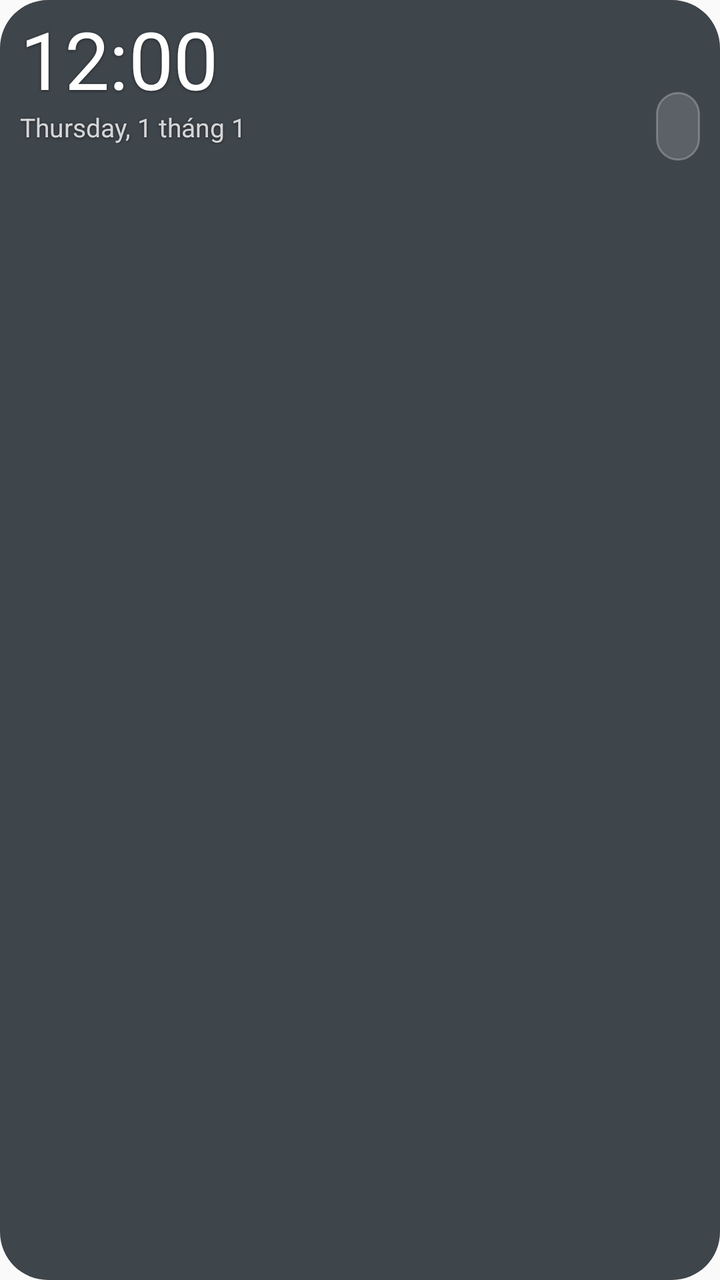
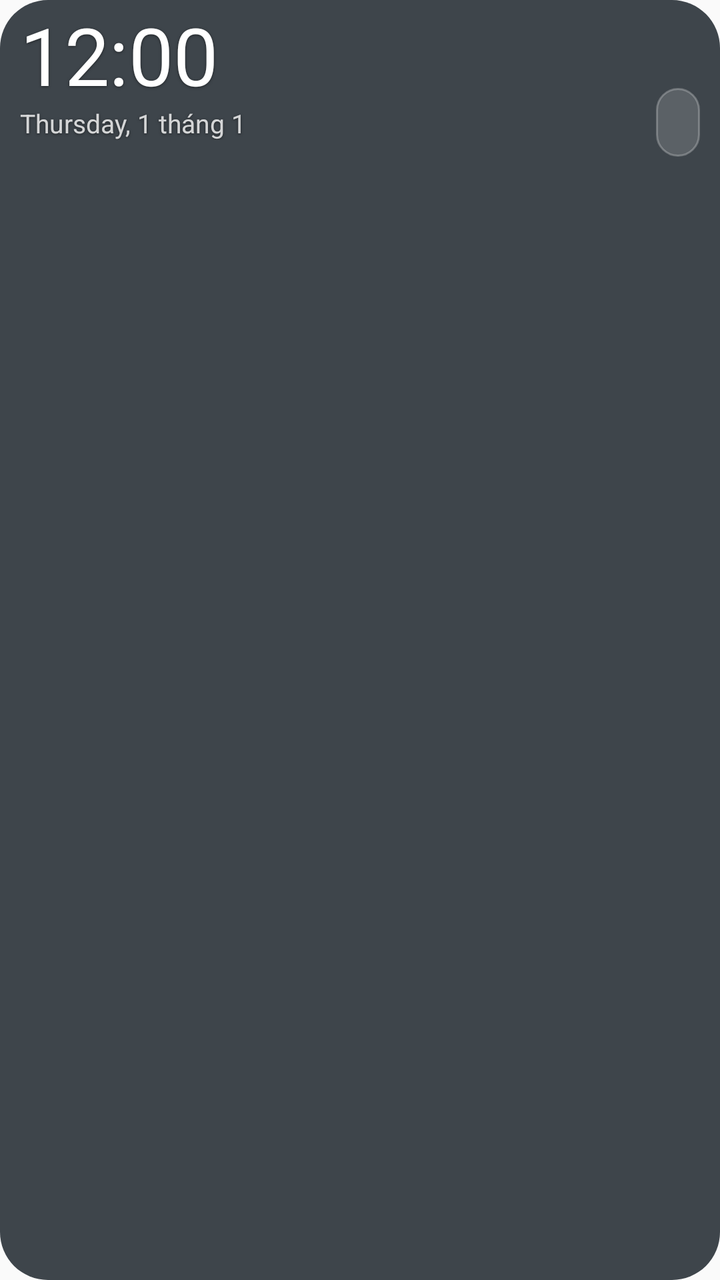

Screens rendered from an Android XML layout before and after an edit, with the pre-edit source and the edit as a unified diff.
<!-- AndroidManifest.xml: application theme Theme.WidgetPremium -->
<!-- res/layout/widget_week.xml -->
<?xml version="1.0" encoding="utf-8"?>
<FrameLayout xmlns:android="http://schemas.android.com/apk/res/android"
    android:id="@+id/week_root"
    android:layout_width="match_parent"
    android:layout_height="match_parent">

    <ImageView
        android:id="@+id/week_bg"
        android:layout_width="match_parent"
        android:layout_height="match_parent"
        android:importantForAccessibility="no"
        android:scaleType="fitXY"
        android:src="@drawable/widget_bg" />

    <LinearLayout
        android:layout_width="match_parent"
        android:layout_height="match_parent"
        android:orientation="vertical"
        android:paddingBottom="8dp"
        android:paddingLeft="10dp"
        android:paddingRight="10dp"
        android:paddingTop="8dp">

        <LinearLayout
            android:layout_width="match_parent"
            android:layout_height="wrap_content"
            android:gravity="top"
            android:orientation="horizontal">

            <LinearLayout
                android:layout_width="0dp"
                android:layout_height="wrap_content"
                android:layout_weight="1"
                android:orientation="vertical">
                <LinearLayout
                    android:layout_width="wrap_content"
                    android:layout_height="wrap_content"
                    android:gravity="top"
                    android:orientation="horizontal">
                    <TextClock
                        android:id="@+id/week_time"
                        android:layout_width="wrap_content"
                        android:layout_height="wrap_content"
                        android:format12Hour="h:mm"
                        android:format24Hour="HH:mm"
                        android:includeFontPadding="false"
                android:shadowColor="#80000000"
                android:shadowDx="0"
                android:shadowDy="1"
                android:shadowRadius="3"
                        android:textColor="#FFFFFFFF"
                        android:textSize="40sp" />
                    <TextClock
                        android:id="@+id/week_sec"
                        android:layout_width="wrap_content"
                        android:layout_height="wrap_content"
                        android:layout_marginLeft="3dp"
                        android:format12Hour="ss"
                        android:format24Hour="ss"
                        android:includeFontPadding="false"
                android:shadowColor="#80000000"
                android:shadowDx="0"
                android:shadowDy="1"
                android:shadowRadius="3"
                        android:textColor="#CCFFFFFF"
                        android:textSize="16sp"
                        android:visibility="gone" />
                </LinearLayout>
                <TextClock
                    android:id="@+id/week_date"
                    android:layout_width="wrap_content"
                    android:layout_height="wrap_content"
                    android:layout_marginTop="2dp"
                    android:format12Hour="@string/week_date_format"
                    android:format24Hour="@string/week_date_format"
                    android:includeFontPadding="false"
                    android:maxLines="1"
                android:shadowColor="#80000000"
                android:shadowDx="0"
                android:shadowDy="1"
                android:shadowRadius="3"
                    android:textColor="#CCFFFFFF"
                    android:textSize="13sp" />
                <TextView
                    android:id="@+id/week_lunar"
                    android:layout_width="wrap_content"
                    android:layout_height="wrap_content"
                    android:includeFontPadding="false"
                    android:maxLines="1"
                android:shadowColor="#80000000"
                android:shadowDx="0"
                android:shadowDy="1"
                android:shadowRadius="3"
                    android:textColor="#B3FFFFFF"
                    android:textSize="12sp" />
            </LinearLayout>

            <LinearLayout
                android:id="@+id/week_weather_box"
                android:layout_width="wrap_content"
                android:layout_height="wrap_content"
                android:gravity="end"
                android:orientation="vertical">
                <LinearLayout
                    android:layout_width="wrap_content"
                    android:layout_height="wrap_content"
                    android:gravity="bottom"
                    android:orientation="horizontal">
                    <TextView
                    android:id="@+id/week_city"
                    android:layout_width="wrap_content"
                    android:layout_height="wrap_content"
                    android:includeFontPadding="false"
                    android:maxLines="1"
                android:shadowColor="#80000000"
                android:shadowDx="0"
                android:shadowDy="1"
                android:shadowRadius="3"
                    android:textColor="#CCFFFFFF"
                    android:textSize="12sp" android:ellipsize="end" android:maxWidth="110dp" android:layout_marginRight="6dp" />
                    <TextView
                    android:id="@+id/week_temp"
                    android:layout_width="wrap_content"
                    android:layout_height="wrap_content"
                    android:includeFontPadding="false"
                    android:maxLines="1"
                android:shadowColor="#80000000"
                android:shadowDx="0"
                android:shadowDy="1"
                android:shadowRadius="3"
                    android:textColor="#FFFFFFFF"
                    android:textSize="30sp" />
                </LinearLayout>
                <LinearLayout
                    android:id="@+id/week_card"
                    android:layout_width="wrap_content"
                    android:layout_height="wrap_content"
                    android:layout_marginTop="3dp"
                    android:background="@drawable/week_card_bg"
                    android:gravity="center_vertical"
                    android:orientation="horizontal"
                    android:paddingBottom="3dp"
                    android:paddingLeft="8dp"
                    android:paddingRight="8dp"
                    android:paddingTop="3dp">
                    <TextView
                        android:id="@+id/week_icon"
                        android:layout_width="wrap_content"
                        android:layout_height="wrap_content"
                        android:includeFontPadding="false"
                        android:textSize="24sp" />
                    <LinearLayout
                        android:layout_width="wrap_content"
                        android:layout_height="wrap_content"
                        android:layout_marginLeft="6dp"
                        android:orientation="vertical">
                        <TextView
                    android:id="@+id/week_cond"
                    android:layout_width="wrap_content"
                    android:layout_height="wrap_content"
                    android:includeFontPadding="false"
                    android:maxLines="1"
                android:shadowColor="#80000000"
                android:shadowDx="0"
                android:shadowDy="1"
                android:shadowRadius="3"
                    android:textColor="#FFFFFFFF"
                    android:textSize="13sp" />
                        <TextView
                    android:id="@+id/week_range"
                    android:layout_width="wrap_content"
                    android:layout_height="wrap_content"
                    android:includeFontPadding="false"
                    android:maxLines="1"
                android:shadowColor="#80000000"
                android:shadowDx="0"
                android:shadowDy="1"
                android:shadowRadius="3"
                    android:textColor="#CCFFFFFF"
                    android:textSize="11sp" />
                    </LinearLayout>
                </LinearLayout>
            </LinearLayout>
        </LinearLayout>

        <FrameLayout
            android:layout_width="match_parent"
            android:layout_height="0dp"
            android:layout_weight="1" />

        <LinearLayout
            android:layout_width="match_parent"
            android:layout_height="44dp"
            android:orientation="horizontal">
        <LinearLayout
            android:id="@+id/wk_cell0"
            android:layout_width="0dp"
            android:layout_height="match_parent"
            android:layout_weight="1"
            android:gravity="center"
            android:orientation="vertical">
            <TextView android:id="@+id/wk_name0" android:layout_width="wrap_content" android:layout_height="wrap_content"
                android:includeFontPadding="false" android:shadowColor="#80000000" android:shadowDx="0" android:shadowDy="1" android:shadowRadius="3"
                android:textColor="#CCFFFFFF" android:textSize="11sp" />
            <TextView android:id="@+id/wk_day0" android:layout_width="wrap_content" android:layout_height="wrap_content"
                android:includeFontPadding="false" android:shadowColor="#80000000" android:shadowDx="0" android:shadowDy="1" android:shadowRadius="3"
                android:textColor="#FFFFFFFF" android:textSize="16sp" android:textStyle="bold" />
            <TextView android:id="@+id/wk_lunar0" android:layout_width="wrap_content" android:layout_height="wrap_content"
                android:includeFontPadding="false" android:maxLines="1" android:shadowColor="#80000000" android:shadowDx="0" android:shadowDy="1" android:shadowRadius="3"
                android:textColor="#B3FFFFFF" android:textSize="10sp" />
        </LinearLayout>
        <LinearLayout
            android:id="@+id/wk_cell1"
            android:layout_width="0dp"
            android:layout_height="match_parent"
            android:layout_weight="1"
            android:gravity="center"
            android:orientation="vertical">
            <TextView android:id="@+id/wk_name1" android:layout_width="wrap_content" android:layout_height="wrap_content"
                android:includeFontPadding="false" android:shadowColor="#80000000" android:shadowDx="0" android:shadowDy="1" android:shadowRadius="3"
                android:textColor="#CCFFFFFF" android:textSize="11sp" />
            <TextView android:id="@+id/wk_day1" android:layout_width="wrap_content" android:layout_height="wrap_content"
                android:includeFontPadding="false" android:shadowColor="#80000000" android:shadowDx="0" android:shadowDy="1" android:shadowRadius="3"
                android:textColor="#FFFFFFFF" android:textSize="16sp" android:textStyle="bold" />
            <TextView android:id="@+id/wk_lunar1" android:layout_width="wrap_content" android:layout_height="wrap_content"
                android:includeFontPadding="false" android:maxLines="1" android:shadowColor="#80000000" android:shadowDx="0" android:shadowDy="1" android:shadowRadius="3"
                android:textColor="#B3FFFFFF" android:textSize="10sp" />
        </LinearLayout>
        <LinearLayout
            android:id="@+id/wk_cell2"
            android:layout_width="0dp"
            android:layout_height="match_parent"
            android:layout_weight="1"
            android:gravity="center"
            android:orientation="vertical">
            <TextView android:id="@+id/wk_name2" android:layout_width="wrap_content" android:layout_height="wrap_content"
                android:includeFontPadding="false" android:shadowColor="#80000000" android:shadowDx="0" android:shadowDy="1" android:shadowRadius="3"
                android:textColor="#CCFFFFFF" android:textSize="11sp" />
            <TextView android:id="@+id/wk_day2" android:layout_width="wrap_content" android:layout_height="wrap_content"
                android:includeFontPadding="false" android:shadowColor="#80000000" android:shadowDx="0" android:shadowDy="1" android:shadowRadius="3"
                android:textColor="#FFFFFFFF" android:textSize="16sp" android:textStyle="bold" />
            <TextView android:id="@+id/wk_lunar2" android:layout_width="wrap_content" android:layout_height="wrap_content"
                android:includeFontPadding="false" android:maxLines="1" android:shadowColor="#80000000" android:shadowDx="0" android:shadowDy="1" android:shadowRadius="3"
                android:textColor="#B3FFFFFF" android:textSize="10sp" />
        </LinearLayout>
        <LinearLayout
            android:id="@+id/wk_cell3"
            android:layout_width="0dp"
            android:layout_height="match_parent"
            android:layout_weight="1"
            android:gravity="center"
            android:orientation="vertical">
            <TextView android:id="@+id/wk_name3" android:layout_width="wrap_content" android:layout_height="wrap_content"
                android:includeFontPadding="false" android:shadowColor="#80000000" android:shadowDx="0" android:shadowDy="1" android:shadowRadius="3"
                android:textColor="#CCFFFFFF" android:textSize="11sp" />
            <TextView android:id="@+id/wk_day3" android:layout_width="wrap_content" android:layout_height="wrap_content"
                android:includeFontPadding="false" android:shadowColor="#80000000" android:shadowDx="0" android:shadowDy="1" android:shadowRadius="3"
                android:textColor="#FFFFFFFF" android:textSize="16sp" android:textStyle="bold" />
            <TextView android:id="@+id/wk_lunar3" android:layout_width="wrap_content" android:layout_height="wrap_content"
                android:includeFontPadding="false" android:maxLines="1" android:shadowColor="#80000000" android:shadowDx="0" android:shadowDy="1" android:shadowRadius="3"
                android:textColor="#B3FFFFFF" android:textSize="10sp" />
        </LinearLayout>
        <LinearLayout
            android:id="@+id/wk_cell4"
            android:layout_width="0dp"
            android:layout_height="match_parent"
            android:layout_weight="1"
            android:gravity="center"
            android:orientation="vertical">
            <TextView android:id="@+id/wk_name4" android:layout_width="wrap_content" android:layout_height="wrap_content"
                android:includeFontPadding="false" android:shadowColor="#80000000" android:shadowDx="0" android:shadowDy="1" android:shadowRadius="3"
                android:textColor="#CCFFFFFF" android:textSize="11sp" />
            <TextView android:id="@+id/wk_day4" android:layout_width="wrap_content" android:layout_height="wrap_content"
                android:includeFontPadding="false" android:shadowColor="#80000000" android:shadowDx="0" android:shadowDy="1" android:shadowRadius="3"
                android:textColor="#FFFFFFFF" android:textSize="16sp" android:textStyle="bold" />
            <TextView android:id="@+id/wk_lunar4" android:layout_width="wrap_content" android:layout_height="wrap_content"
                android:includeFontPadding="false" android:maxLines="1" android:shadowColor="#80000000" android:shadowDx="0" android:shadowDy="1" android:shadowRadius="3"
                android:textColor="#B3FFFFFF" android:textSize="10sp" />
        </LinearLayout>
        <LinearLayout
            android:id="@+id/wk_cell5"
            android:layout_width="0dp"
            android:layout_height="match_parent"
            android:layout_weight="1"
            android:gravity="center"
            android:orientation="vertical">
            <TextView android:id="@+id/wk_name5" android:layout_width="wrap_content" android:layout_height="wrap_content"
                android:includeFontPadding="false" android:shadowColor="#80000000" android:shadowDx="0" android:shadowDy="1" android:shadowRadius="3"
                android:textColor="#CCFFFFFF" android:textSize="11sp" />
            <TextView android:id="@+id/wk_day5" android:layout_width="wrap_content" android:layout_height="wrap_content"
                android:includeFontPadding="false" android:shadowColor="#80000000" android:shadowDx="0" android:shadowDy="1" android:shadowRadius="3"
                android:textColor="#FFFFFFFF" android:textSize="16sp" android:textStyle="bold" />
            <TextView android:id="@+id/wk_lunar5" android:layout_width="wrap_content" android:layout_height="wrap_content"
                android:includeFontPadding="false" android:maxLines="1" android:shadowColor="#80000000" android:shadowDx="0" android:shadowDy="1" android:shadowRadius="3"
                android:textColor="#B3FFFFFF" android:textSize="10sp" />
        </LinearLayout>
        <LinearLayout
            android:id="@+id/wk_cell6"
            android:layout_width="0dp"
            android:layout_height="match_parent"
            android:layout_weight="1"
            android:gravity="center"
            android:orientation="vertical">
            <TextView android:id="@+id/wk_name6" android:layout_width="wrap_content" android:layout_height="wrap_content"
                android:includeFontPadding="false" android:shadowColor="#80000000" android:shadowDx="0" android:shadowDy="1" android:shadowRadius="3"
                android:textColor="#CCFFFFFF" android:textSize="11sp" />
            <TextView android:id="@+id/wk_day6" android:layout_width="wrap_content" android:layout_height="wrap_content"
                android:includeFontPadding="false" android:shadowColor="#80000000" android:shadowDx="0" android:shadowDy="1" android:shadowRadius="3"
                android:textColor="#FFFFFFFF" android:textSize="16sp" android:textStyle="bold" />
            <TextView android:id="@+id/wk_lunar6" android:layout_width="wrap_content" android:layout_height="wrap_content"
                android:includeFontPadding="false" android:maxLines="1" android:shadowColor="#80000000" android:shadowDx="0" android:shadowDy="1" android:shadowRadius="3"
                android:textColor="#B3FFFFFF" android:textSize="10sp" />
        </LinearLayout>
        </LinearLayout>
    </LinearLayout>
</FrameLayout>
<!-- resources referenced by this layout -->
<resources>
  <!-- drawable week_card_bg (drawable) -->
  <?xml version="1.0" encoding="utf-8"?>
  <shape xmlns:android="http://schemas.android.com/apk/res/android" android:shape="rectangle">
      <solid android:color="#26FFFFFF" />
      <stroke android:width="1dp" android:color="#40FFFFFF" />
      <corners android:radius="12dp" />
  </shape>
  <!-- drawable widget_bg (drawable) -->
  <?xml version="1.0" encoding="utf-8"?>
  <shape xmlns:android="http://schemas.android.com/apk/res/android" android:shape="rectangle">
      <solid android:color="#CC101820" />
      <corners android:radius="24dp" />
  </shape>
  <string name="week_date_format">EEEE, d \'tháng\' M</string>
  <style name="Theme.WidgetPremium" parent="android:Theme.Material.Light.NoActionBar" />
</resources>

<!-- the commit's change to res/layout/widget_week.xml (unified diff, before → after) -->
@@ -16,10 +16,10 @@
         android:layout_width="match_parent"
         android:layout_height="match_parent"
         android:orientation="vertical"
-        android:paddingBottom="8dp"
+        android:paddingBottom="6dp"
         android:paddingLeft="10dp"
         android:paddingRight="10dp"
-        android:paddingTop="8dp">
+        android:paddingTop="6dp">
 
         <LinearLayout
             android:layout_width="match_parent"
@@ -190,7 +190,7 @@
 
         <LinearLayout
             android:layout_width="match_parent"
-            android:layout_height="44dp"
+            android:layout_height="50dp"
             android:orientation="horizontal">
         <LinearLayout
             android:id="@+id/wk_cell0"
